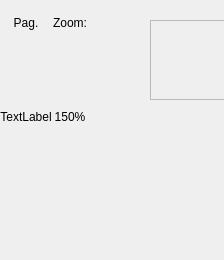
Old version of the form bqViewer/ui/MiniatureViewLandscape.ui in the repository bq/cervantes.
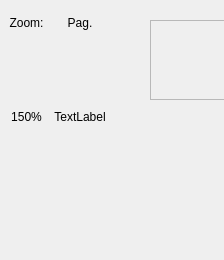
New version of the form. Custom widgets are drawn as their Qt base class.

The edit to the form file:
```diff
--- a/bqViewer/ui/MiniatureViewLandscape.ui
+++ b/bqViewer/ui/MiniatureViewLandscape.ui
@@ -41,79 +41,6 @@
     <property name="bottomMargin">
      <number>0</number>
     </property>
-    <item>
-     <widget class="QWidget" name="pageCont" native="true">
-      <layout class="QVBoxLayout" name="verticalLayout">
-       <property name="spacing">
-        <number>0</number>
-       </property>
-       <property name="margin">
-        <number>0</number>
-       </property>
-       <item>
-        <widget class="QLabel" name="pageLandscapeSpacer">
-         <property name="text">
-          <string/>
-         </property>
-        </widget>
-       </item>
-       <item>
-        <widget class="DegreesLabel270" name="pageLbl">
-         <property name="sizePolicy">
-          <sizepolicy hsizetype="Preferred" vsizetype="Expanding">
-           <horstretch>0</horstretch>
-           <verstretch>0</verstretch>
-          </sizepolicy>
-         </property>
-         <property name="text">
-          <string>Pag.</string>
-         </property>
-         <property name="alignment">
-          <set>Qt::AlignHCenter|Qt::AlignTop</set>
-         </property>
-         <property name="indent">
-          <number>0</number>
-         </property>
-        </widget>
-       </item>
-       <item>
-        <widget class="DegreesLabel270" name="pageValueLbl">
-         <property name="sizePolicy">
-          <sizepolicy hsizetype="Preferred" vsizetype="Expanding">
-           <horstretch>0</horstretch>
-           <verstretch>0</verstretch>
-          </sizepolicy>
-         </property>
-         <property name="text">
-          <string>TextLabel</string>
-         </property>
-         <property name="alignment">
-          <set>Qt::AlignHCenter|Qt::AlignTop</set>
-         </property>
-         <property name="indent">
-          <number>0</number>
-         </property>
-        </widget>
-       </item>
-       <item>
-        <spacer name="verticalSpacer">
-         <property name="orientation">
-          <enum>Qt::Vertical</enum>
-         </property>
-         <property name="sizeType">
-          <enum>QSizePolicy::Minimum</enum>
-         </property>
-         <property name="sizeHint" stdset="0">
-          <size>
-           <width>20</width>
-           <height>2</height>
-          </size>
-         </property>
-        </spacer>
-       </item>
-      </layout>
-     </widget>
-    </item>
     <item>
      <widget class="QWidget" name="zoomCont" native="true">
       <layout class="QVBoxLayout" name="verticalLayout_2">
@@ -188,8 +115,8 @@
      </widget>
     </item>
     <item>
-     <widget class="QWidget" name="widget" native="true">
-      <layout class="QVBoxLayout" name="verticalLayout_3">
+     <widget class="QWidget" name="pageCont" native="true">
+      <layout class="QVBoxLayout" name="verticalLayout">
        <property name="spacing">
         <number>0</number>
        </property>
@@ -197,18 +124,66 @@
         <number>0</number>
        </property>
        <item>
-        <widget class="QLabel" name="screenshotLbl">
-         <property name="sizePolicy">
-          <sizepolicy hsizetype="Preferred" vsizetype="Expanding">
-           <horstretch>0</horstretch>
-           <verstretch>0</verstretch>
-          </sizepolicy>
-         </property>
+        <widget class="QLabel" name="pageLandscapeSpacer">
          <property name="text">
           <string/>
          </property>
         </widget>
        </item>
+       <item>
+        <widget class="DegreesLabel270" name="pageLbl">
+         <property name="sizePolicy">
+          <sizepolicy hsizetype="Preferred" vsizetype="Expanding">
+           <horstretch>0</horstretch>
+           <verstretch>0</verstretch>
+          </sizepolicy>
+         </property>
+         <property name="text">
+          <string>Pag.</string>
+         </property>
+         <property name="alignment">
+          <set>Qt::AlignHCenter|Qt::AlignTop</set>
+         </property>
+         <property name="indent">
+          <number>0</number>
+         </property>
+        </widget>
+       </item>
+       <item>
+        <widget class="DegreesLabel270" name="pageValueLbl">
+         <property name="sizePolicy">
+          <sizepolicy hsizetype="Preferred" vsizetype="Expanding">
+           <horstretch>0</horstretch>
+           <verstretch>0</verstretch>
+          </sizepolicy>
+         </property>
+         <property name="text">
+          <string>TextLabel</string>
+         </property>
+         <property name="alignment">
+          <set>Qt::AlignHCenter|Qt::AlignTop</set>
+         </property>
+         <property name="indent">
+          <number>0</number>
+         </property>
+        </widget>
+       </item>
+       <item>
+        <spacer name="verticalSpacer">
+         <property name="orientation">
+          <enum>Qt::Vertical</enum>
+         </property>
+         <property name="sizeType">
+          <enum>QSizePolicy::Minimum</enum>
+         </property>
+         <property name="sizeHint" stdset="0">
+          <size>
+           <width>20</width>
+           <height>2</height>
+          </size>
+         </property>
+        </spacer>
+       </item>
       </layout>
      </widget>
     </item>
@@ -237,6 +212,22 @@
     <enum>QFrame::Raised</enum>
    </property>
   </widget>
+  <widget class="QLabel" name="screenshotLbl">
+   <property name="geometry">
+    <rect>
+     <x>160</x>
+     <y>220</y>
+     <width>66</width>
+     <height>17</height>
+    </rect>
+   </property>
+   <property name="text">
+    <string/>
+   </property>
+  </widget>
+  <zorder>screenshotLandscapeCont</zorder>
+  <zorder>screenshotLbl</zorder>
+  <zorder>frame</zorder>
  </widget>
  <customwidgets>
   <customwidget>
```
Left out of the diff: 2 changed lines with no effect on the pictures.
